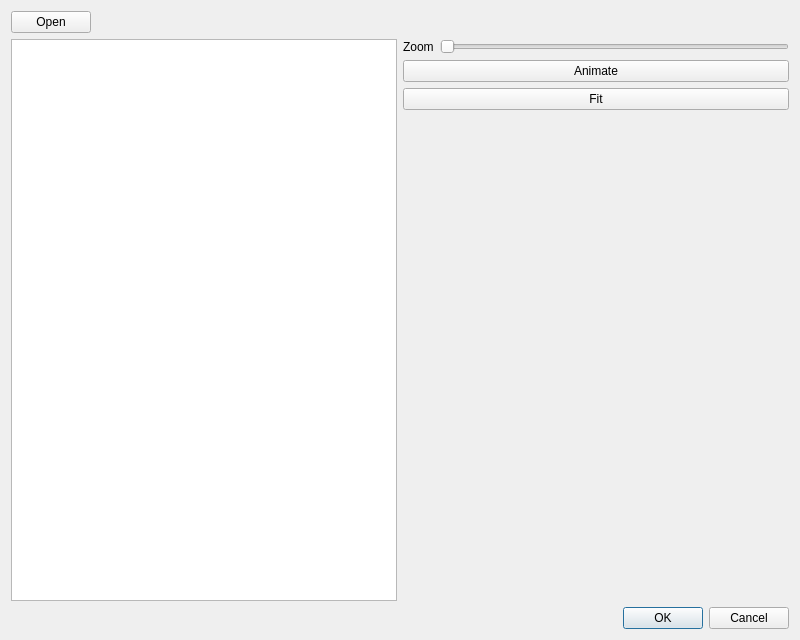
The window that gui/qt/fitterdialog.ui (BetaRavener/TeethCV) describes before a commit, drawn with Qt 5.
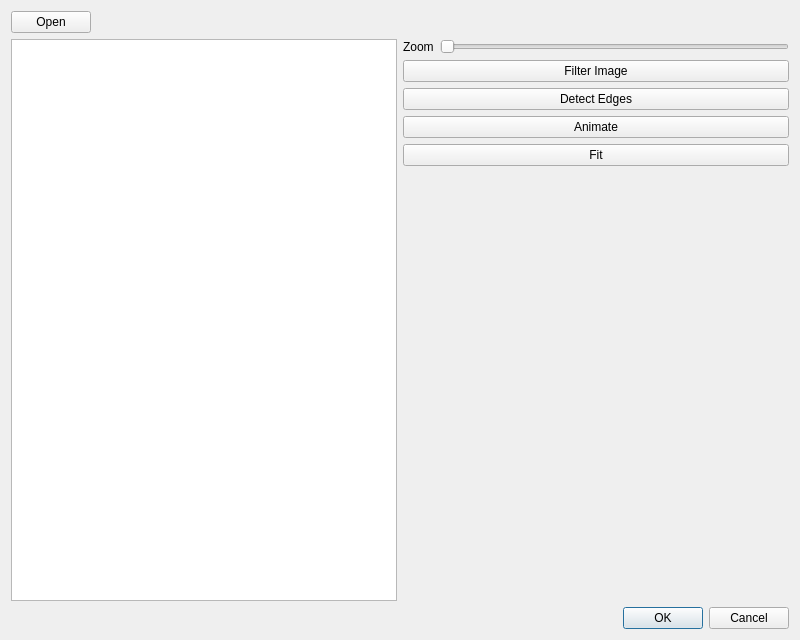
The same window after the commit.

Commit message: Sampler class and image preparation in fitter.

```diff
--- a/gui/qt/fitterdialog.ui
+++ b/gui/qt/fitterdialog.ui
@@ -72,6 +72,20 @@
          </item>
         </layout>
        </item>
+       <item>
+        <widget class="QPushButton" name="filterButton">
+         <property name="text">
+          <string>Filter Image</string>
+         </property>
+        </widget>
+       </item>
+       <item>
+        <widget class="QPushButton" name="detectEdgesButton">
+         <property name="text">
+          <string>Detect Edges</string>
+         </property>
+        </widget>
+       </item>
        <item>
         <widget class="QPushButton" name="animateButton">
          <property name="text">
```
The commit also changes 8 other files.
